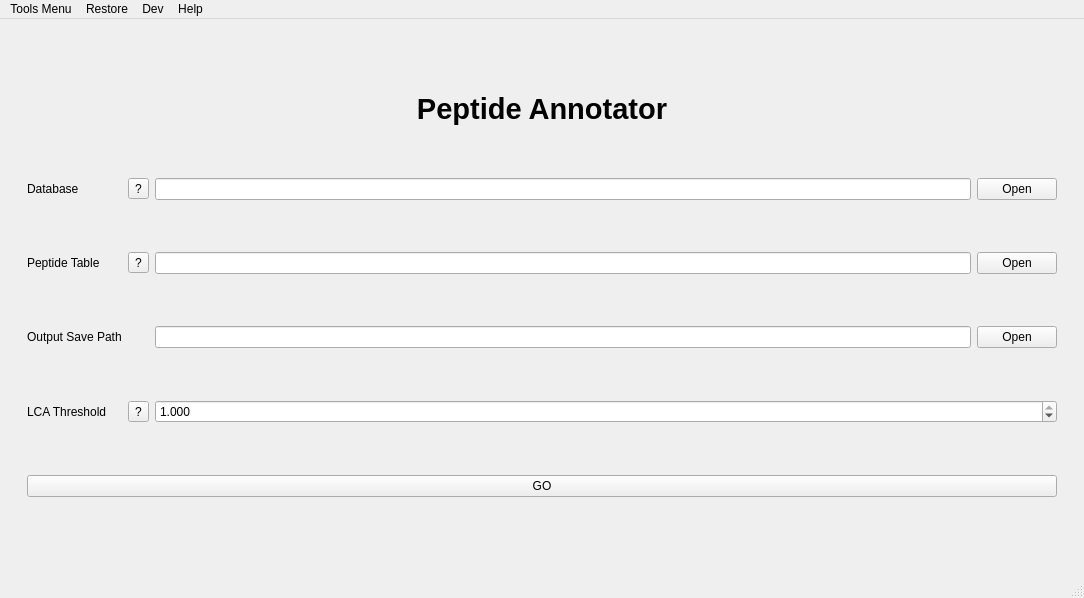
This is utils/MetaX_GUI/MainWindow.ui in byemaxx/MetaX as Qt 5 draws it before an edit. The edited form follows.
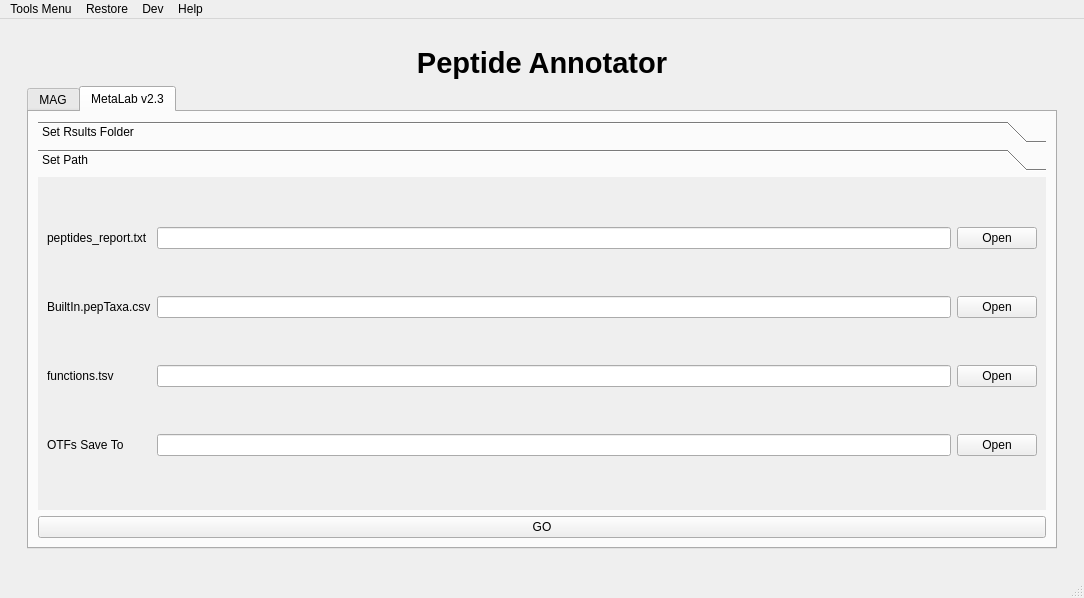
This is the edited form. The open tabs and pages were chosen to show the change.

Commit message: - New: MetaX now supports make the OTFs Table from the MetaLab v2.3 MaxQuant output file.

```diff
--- a/utils/MetaX_GUI/MainWindow.ui
+++ b/utils/MetaX_GUI/MainWindow.ui
@@ -7152,109 +7152,281 @@
         <item row="0" column="0">
          <widget class="QWidget" name="widget_Peptide2taxafunc" native="true">
           <layout class="QGridLayout" name="gridLayout_3">
-           <item row="3" column="0">
-            <widget class="QLabel" name="label_7">
-             <property name="text">
-              <string>Output Save Path</string>
-             </property>
-            </widget>
-           </item>
-           <item row="5" column="0" colspan="4">
-            <widget class="QPushButton" name="pushButton_run_peptide2taxafunc">
-             <property name="text">
-              <string>GO</string>
-             </property>
-            </widget>
-           </item>
-           <item row="4" column="1">
-            <widget class="QToolButton" name="toolButton_lca_threshould_help">
-             <property name="text">
-              <string>?</string>
-             </property>
-            </widget>
-           </item>
-           <item row="3" column="2">
-            <widget class="QLineEdit" name="lineEdit_peptide2taxafunc_outpath"/>
-           </item>
-           <item row="1" column="2">
-            <widget class="QLineEdit" name="lineEdit_db_path"/>
-           </item>
-           <item row="4" column="2" colspan="2">
-            <widget class="QDoubleSpinBox" name="doubleSpinBox_LCA_threshold">
-             <property name="decimals">
-              <number>3</number>
-             </property>
-             <property name="maximum">
-              <double>1.000000000000000</double>
-             </property>
-             <property name="singleStep">
-              <double>0.050000000000000</double>
-             </property>
-             <property name="value">
-              <double>1.000000000000000</double>
-             </property>
-            </widget>
-           </item>
-           <item row="2" column="1">
-            <widget class="QToolButton" name="toolButton__final_peptide_help">
-             <property name="text">
-              <string>?</string>
-             </property>
-            </widget>
-           </item>
-           <item row="2" column="0">
-            <widget class="QLabel" name="label_6">
-             <property name="text">
-              <string>Peptide Table</string>
-             </property>
-            </widget>
-           </item>
            <item row="1" column="0">
-            <widget class="QLabel" name="label_5">
-             <property name="text">
-              <string>Database</string>
+            <widget class="QTabWidget" name="tabWidget_6">
+             <property name="currentIndex">
+              <number>1</number>
              </property>
+             <widget class="QWidget" name="tab_17">
+              <attribute name="title">
+               <string>MAG</string>
+              </attribute>
+              <layout class="QGridLayout" name="gridLayout_42">
+               <item row="1" column="2">
+                <widget class="QLineEdit" name="lineEdit_final_peptide_path"/>
+               </item>
+               <item row="0" column="1">
+                <widget class="QToolButton" name="toolButton_db_path_help">
+                 <property name="text">
+                  <string>?</string>
+                 </property>
+                </widget>
+               </item>
+               <item row="2" column="2">
+                <widget class="QLineEdit" name="lineEdit_peptide2taxafunc_outpath"/>
+               </item>
+               <item row="0" column="0">
+                <widget class="QLabel" name="label_5">
+                 <property name="text">
+                  <string>Database</string>
+                 </property>
+                </widget>
+               </item>
+               <item row="3" column="0">
+                <widget class="QLabel" name="label_8">
+                 <property name="text">
+                  <string>LCA Threshold</string>
+                 </property>
+                </widget>
+               </item>
+               <item row="0" column="3">
+                <widget class="QPushButton" name="pushButton_get_db_path">
+                 <property name="text">
+                  <string>Open</string>
+                 </property>
+                </widget>
+               </item>
+               <item row="3" column="1">
+                <widget class="QToolButton" name="toolButton_lca_threshould_help">
+                 <property name="text">
+                  <string>?</string>
+                 </property>
+                </widget>
+               </item>
+               <item row="1" column="0">
+                <widget class="QLabel" name="label_6">
+                 <property name="text">
+                  <string>Peptide Table</string>
+                 </property>
+                </widget>
+               </item>
+               <item row="1" column="3">
+                <widget class="QPushButton" name="pushButton_get_final_peptide_path">
+                 <property name="text">
+                  <string>Open</string>
+                 </property>
+                </widget>
+               </item>
+               <item row="1" column="1">
+                <widget class="QToolButton" name="toolButton__final_peptide_help">
+                 <property name="text">
+                  <string>?</string>
+                 </property>
+                </widget>
+               </item>
+               <item row="0" column="2">
+                <widget class="QLineEdit" name="lineEdit_db_path"/>
+               </item>
+               <item row="2" column="3">
+                <widget class="QPushButton" name="pushButton_get_taxafunc_save_path">
+                 <property name="text">
+                  <string>Open</string>
+                 </property>
+                </widget>
+               </item>
+               <item row="3" column="2" colspan="2">
+                <widget class="QDoubleSpinBox" name="doubleSpinBox_LCA_threshold">
+                 <property name="decimals">
+                  <number>3</number>
+                 </property>
+                 <property name="maximum">
+                  <double>1.000000000000000</double>
+                 </property>
+                 <property name="singleStep">
+                  <double>0.050000000000000</double>
+                 </property>
+                 <property name="value">
+                  <double>1.000000000000000</double>
+                 </property>
+                </widget>
+               </item>
+               <item row="2" column="0">
+                <widget class="QLabel" name="label_7">
+                 <property name="text">
+                  <string>OTFs Save To</string>
+                 </property>
+                </widget>
+               </item>
+               <item row="4" column="0" colspan="4">
+                <widget class="QPushButton" name="pushButton_run_peptide2taxafunc">
+                 <property name="text">
+                  <string>GO</string>
+                 </property>
+                </widget>
+               </item>
+              </layout>
+             </widget>
+             <widget class="QWidget" name="tab_18">
+              <attribute name="title">
+               <string>MetaLab v2.3</string>
+              </attribute>
+              <layout class="QGridLayout" name="gridLayout_43">
+               <item row="2" column="0" colspan="3">
+                <widget class="QPushButton" name="pushButton_run_metalab_maxq_annotate">
+                 <property name="text">
+                  <string>GO</string>
+                 </property>
+                </widget>
+               </item>
+               <item row="0" column="0" colspan="3">
+                <widget class="QToolBox" name="toolBox_metalab_res_anno">
+                 <property name="currentIndex">
+                  <number>0</number>
+                 </property>
+                 <widget class="QWidget" name="page_3">
+                  <property name="geometry">
+                   <rect>
+                    <x>0</x>
+                    <y>0</y>
+                    <width>943</width>
+                    <height>332</height>
+                   </rect>
+                  </property>
+                  <attribute name="label">
+                   <string>Set Rsults Folder</string>
+                  </attribute>
+                  <layout class="QGridLayout" name="gridLayout_45">
+                   <item row="0" column="3">
+                    <widget class="QPushButton" name="pushButton_open_metalab_res_folder">
+                     <property name="text">
+                      <string>Open</string>
+                     </property>
+                    </widget>
+                   </item>
+                   <item row="0" column="2">
+                    <widget class="QLineEdit" name="lineEdit_metalab_res_folder"/>
+                   </item>
+                   <item row="0" column="0">
+                    <widget class="QLabel" name="label_161">
+                     <property name="toolTip">
+                      <string>MetaLab Resul Folder Wich contain &quot;maxquant_search&quot; filder</string>
+                     </property>
+                     <property name="text">
+                      <string>MetaLab 2.3 Result Folder</string>
+                     </property>
+                    </widget>
+                   </item>
+                   <item row="0" column="1">
+                    <widget class="QToolButton" name="toolButton_metalab_res_folder_help">
+                     <property name="text">
+                      <string>?</string>
+                     </property>
+                    </widget>
+                   </item>
+                  </layout>
+                 </widget>
+                 <widget class="QWidget" name="page_4">
+                  <property name="geometry">
+                   <rect>
+                    <x>0</x>
+                    <y>0</y>
+                    <width>943</width>
+                    <height>332</height>
+                   </rect>
+                  </property>
+                  <attribute name="label">
+                   <string>Set Path</string>
+                  </attribute>
+                  <layout class="QGridLayout" name="gridLayout_44">
+                   <item row="1" column="0">
+                    <widget class="QLabel" name="label_metalab_anno_built_in_taxa">
+                     <property name="toolTip">
+                      <string>In the maxquant_search/taxonomy_analysis/</string>
+                     </property>
+                     <property name="text">
+                      <string>BuiltIn.pepTaxa.csv</string>
+                     </property>
+                    </widget>
+                   </item>
+                   <item row="2" column="1">
+                    <widget class="QLineEdit" name="lineEdit_metalab_anno_functions"/>
+                   </item>
+                   <item row="2" column="2">
+                    <widget class="QPushButton" name="pushButton_open_metalab_anno_functions">
+                     <property name="text">
+                      <string>Open</string>
+                     </property>
+                    </widget>
+                   </item>
+                   <item row="0" column="1">
+                    <widget class="QLineEdit" name="lineEdit_metalab_anno_peptides_report"/>
+                   </item>
+                   <item row="0" column="0">
+                    <widget class="QLabel" name="label_metalab_anno_peptides_report">
+                     <property name="toolTip">
+                      <string>In the maxquant_search/combined/txt/</string>
+                     </property>
+                     <property name="text">
+                      <string>peptides_report.txt</string>
+                     </property>
+                    </widget>
+                   </item>
+                   <item row="2" column="0">
+                    <widget class="QLabel" name="label_metalab_anno_functions">
+                     <property name="toolTip">
+                      <string>In the maxquant_search/functional_annotation/</string>
+                     </property>
+                     <property name="text">
+                      <string>functions.tsv</string>
+                     </property>
+                    </widget>
+                   </item>
+                   <item row="1" column="1">
+                    <widget class="QLineEdit" name="lineEdit_metalab_anno_built_in_taxa"/>
+                   </item>
+                   <item row="1" column="2">
+                    <widget class="QPushButton" name="pushButton_open_metalab_anno_built_in_taxa">
+                     <property name="text">
+                      <string>Open</string>
+                     </property>
+                    </widget>
+                   </item>
+                   <item row="0" column="2">
+                    <widget class="QPushButton" name="pushButton_open_metalab_anno_peptides_report">
+                     <property name="text">
+                      <string>Open</string>
+                     </property>
+                    </widget>
+                   </item>
+                   <item row="3" column="0">
+                    <widget class="QLabel" name="label_metalab_anno_otf_save_path">
+                     <property name="toolTip">
+                      <string>Path to Save Output</string>
+                     </property>
+                     <property name="text">
+                      <string>OTFs Save To</string>
+                     </property>
+                    </widget>
+                   </item>
+                   <item row="3" column="1">
+                    <widget class="QLineEdit" name="lineEdit_metalab_anno_otf_save_path"/>
+                   </item>
+                   <item row="3" column="2">
+                    <widget class="QPushButton" name="pushButton_open_metalab_anno_otf_save_path">
+                     <property name="text">
+                      <string>Open</string>
+                     </property>
+                    </widget>
+                   </item>
+                  </layout>
+                 </widget>
+                </widget>
+               </item>
+              </layout>
+             </widget>
             </widget>
            </item>
-           <item row="4" column="0">
-            <widget class="QLabel" name="label_8">
-             <property name="text">
-              <string>LCA Threshold</string>
-             </property>
-            </widget>
-           </item>
-           <item row="2" column="3">
-            <widget class="QPushButton" name="pushButton_get_final_peptide_path">
-             <property name="text">
-              <string>Open</string>
-             </property>
-            </widget>
-           </item>
-           <item row="2" column="2">
-            <widget class="QLineEdit" name="lineEdit_final_peptide_path"/>
-           </item>
-           <item row="1" column="3">
-            <widget class="QPushButton" name="pushButton_get_db_path">
-             <property name="text">
-              <string>Open</string>
-             </property>
-            </widget>
-           </item>
-           <item row="1" column="1">
-            <widget class="QToolButton" name="toolButton_db_path_help">
-             <property name="text">
-              <string>?</string>
-             </property>
-            </widget>
-           </item>
-           <item row="3" column="3">
-            <widget class="QPushButton" name="pushButton_get_taxafunc_save_path">
-             <property name="text">
-              <string>Open</string>
-             </property>
-            </widget>
-           </item>
-           <item row="0" column="0" colspan="4">
+           <item row="0" column="0">
             <widget class="QLabel" name="label_47">
              <property name="sizePolicy">
               <sizepolicy hsizetype="Preferred" vsizetype="Fixed">
```
Left out of the diff: 19 changed lines with no effect on the pictures. The commit also changes 6 other files.
